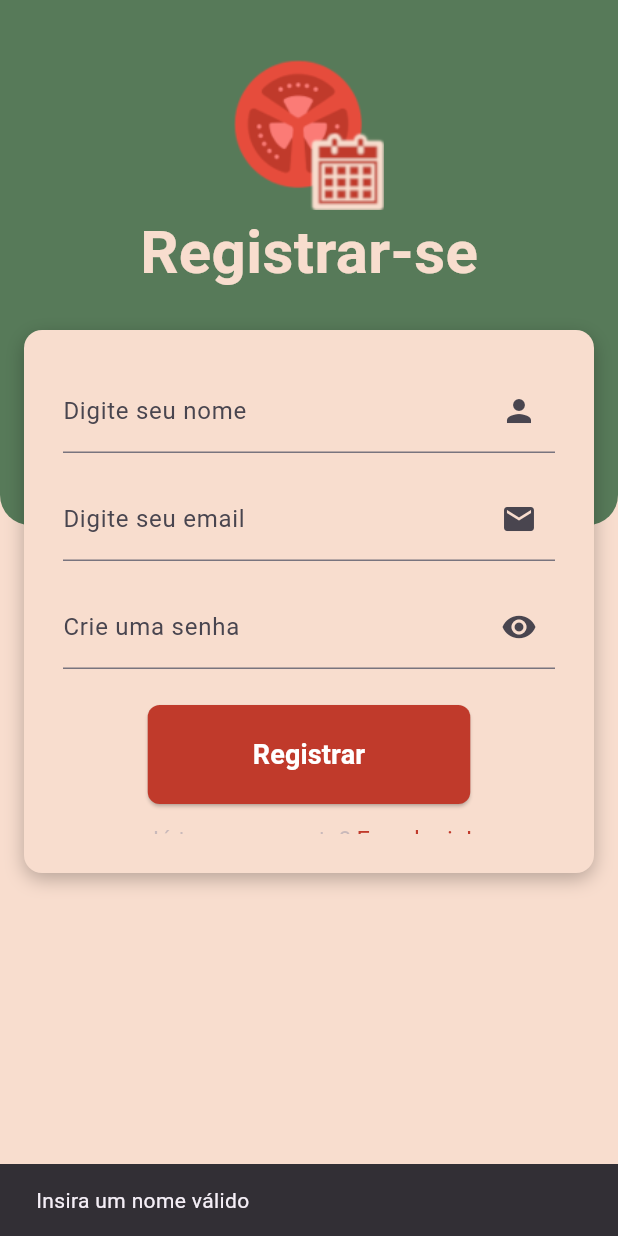
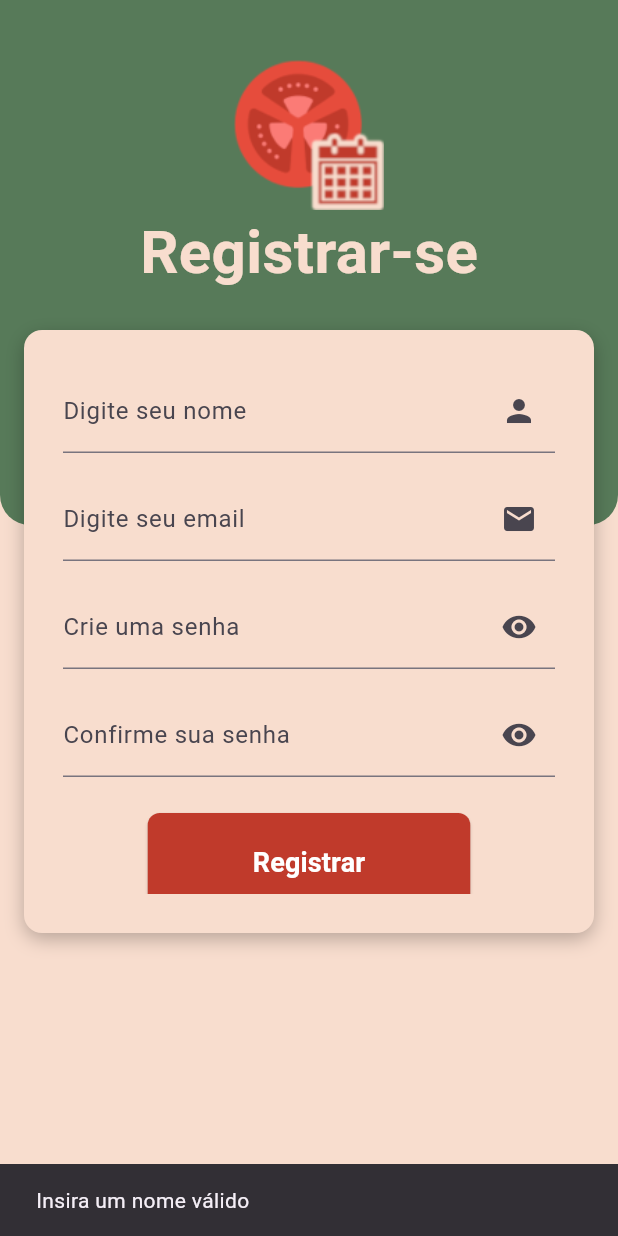
Before and after one commit to joaoPAndrade/agenda-de-tarefas-front, a Flutter app: the UserRegistrationPage screen opened directly, after a tap on "Registrar", on a phone screen of 412 x 824 dp. Run offline on Flutter 3.47's test engine with Material 3 defaults, Android fonts, the phone set to English and light mode, and no system bars; our stand-ins replace file_picker, flutter_dotenv, shared_preferences; accounts and stored records are empty; network calls fail.

Commit message:
Fé que deu certo

```diff
--- a/agenda_de_tarefas/lib/screens/user_registration/widgets/user_registration_widget.dart
+++ b/agenda_de_tarefas/lib/screens/user_registration/widgets/user_registration_widget.dart
@@ -7,6 +7,7 @@ import '../../../models/user.dart';
 import 'dart:convert';
 import 'package:shared_preferences/shared_preferences.dart';
 import '../../home_tasks/home_tasks_page.dart';
+
 class UserRegistrationWidget extends StatefulWidget {
   const UserRegistrationWidget({Key? key}) : super(key: key);
 
@@ -18,6 +19,7 @@ class UserRegistrationWidgetState extends State<UserRegistrationWidget> {
   late TextEditingController nameController;
   late TextEditingController emailController;
   late TextEditingController passwordController;
+  late TextEditingController confirmPasswordController;
   bool _isObscured = true;
   final apiUrl = dotenv.env['API_URL'];
 
@@ -39,11 +41,16 @@ class UserRegistrationWidgetState extends State<UserRegistrationWidget> {
     if (!passwordRegex.hasMatch(passwordController.text)) {
       ScaffoldMessenger.of(context).showSnackBar(const SnackBar(
           content: Text(
-              "A senha deve conter pelo menos um caracter numérico, um caracter especial e pelo menos 8 dígitos")));
+              "A senha deve conter pelo menos um número, um caractere especial e no mínimo 8 caracteres")));
+      return;
+    }
+    if (passwordController.text != confirmPasswordController.text) {
+      ScaffoldMessenger.of(context)
+          .showSnackBar(const SnackBar(content: Text("As senhas não coincidem")));
       return;
     }
     const userPath = "user";
-    final  url = Uri.parse("$apiUrl$userPath");
+    final url = Uri.parse("$apiUrl$userPath");
     User newUser = User(
         name: nameController.text,
         email: emailController.text,
@@ -54,11 +61,9 @@ class UserRegistrationWidgetState extends State<UserRegistrationWidget> {
           headers: <String, String>{
             'Content-Type': 'application/json; charset=UTF-8',
           },
-        body: json.encode(newUser.toJson())
-      );
+          body: json.encode(newUser.toJson()));
 
       if (response.statusCode == 201) {
-
         final Map<String, dynamic> responseData = json.decode(response.body);
         final String? email = responseData['user']['email'];
         final String? token = responseData['token'];
@@ -69,17 +74,14 @@ class UserRegistrationWidgetState extends State<UserRegistrationWidget> {
           );
           return;
         }
-
         final SharedPreferences prefs = await SharedPreferences.getInstance();
         await prefs.setString('email', email);
         await prefs.setString('token', token);
+
         Navigator.pushReplacement(
           context,
           MaterialPageRoute(builder: (context) => HomeTasksPage()),
         );
-
-
-
       } else {
         ScaffoldMessenger.of(context).showSnackBar(
           const SnackBar(content: Text("Erro ao registrar usuário")),
@@ -93,9 +95,10 @@ class UserRegistrationWidgetState extends State<UserRegistrationWidget> {
   @override
   void initState() {
     super.initState();
-    nameController = TextEditingController(text: '');
-    emailController = TextEditingController(text: '');
-    passwordController = TextEditingController(text: '');
+    nameController = TextEditingController();
+    emailController = TextEditingController();
+    passwordController = TextEditingController();
+    confirmPasswordController = TextEditingController();
   }
 
   @override
@@ -103,6 +106,7 @@ class UserRegistrationWidgetState extends State<UserRegistrationWidget> {
     nameController.dispose();
     emailController.dispose();
     passwordController.dispose();
+    confirmPasswordController.dispose();
     super.dispose();
   }
 
@@ -110,7 +114,7 @@ class UserRegistrationWidgetState extends State<UserRegistrationWidget> {
   Widget build(BuildContext context) {
     return Center(
       child: Container(
-        height: 330,
+        height: 370,
         width: double.infinity,
         padding: const EdgeInsets.all(10),
         decoration: BoxDecoration(
@@ -152,14 +156,29 @@ class UserRegistrationWidgetState extends State<UserRegistrationWidget> {
                       },
                     ),
                   ),
-                  keyboardType: TextInputType.visiblePassword,
+                  obscureText: _isObscured,
+                ),
+                const SizedBox(height: 16),
+                TextField(
+                  controller: confirmPasswordController,
+                  decoration: InputDecoration(
+                    labelText: 'Confirme sua senha',
+                    suffixIcon: IconButton(
+                      icon: Icon(
+                        _isObscured ? Icons.visibility : Icons.visibility_off,
+                      ),
+                      onPressed: () {
+                        setState(() {
+                          _isObscured = !_isObscured;
+                        });
+                      },
+                    ),
+                  ),
                   obscureText: _isObscured,
                 ),
                 const SizedBox(height: 24),
                 ElevatedButton(
-                  onPressed: () {
-                    createUser();
-                  },
+                  onPressed: createUser,
                   style: ElevatedButton.styleFrom(
                     backgroundColor: const Color(0xFFC03A2B),
                     padding: const EdgeInsets.symmetric(
@@ -175,31 +194,6 @@ class UserRegistrationWidgetState extends State<UserRegistrationWidget> {
                         fontWeight: FontWeight.bold),
                   ),
                 ),
-                const SizedBox(height: 14),
-                RichText(
-                  text: TextSpan(
-                    text: 'Já tem uma conta?',
-                    style:
-                        const TextStyle(color: Color(0x41415080), fontSize: 16),
-                    children: [
-                      TextSpan(
-                        text: ' Faça login!',
-                        style: const TextStyle(
-                          color: Color(0xFFC03A2B),
-                          decoration: TextDecoration.underline,
-                        ),
-                        recognizer: TapGestureRecognizer()
-                          ..onTap = () {
-                            Navigator.push(
-                              context,
-                              MaterialPageRoute(
-                                  builder: (context) => LoginPage()),
-                            );
-                          },
-                      ),
-                    ],
-                  ),
-                ),
               ],
             ),
           ),
```
Also changed, not shown: agenda_de_tarefas/lib/screens/groups_details/groups_details_page.dart (+47 -14 lines). Lines whose indentation alone changed are shown as unchanged.
